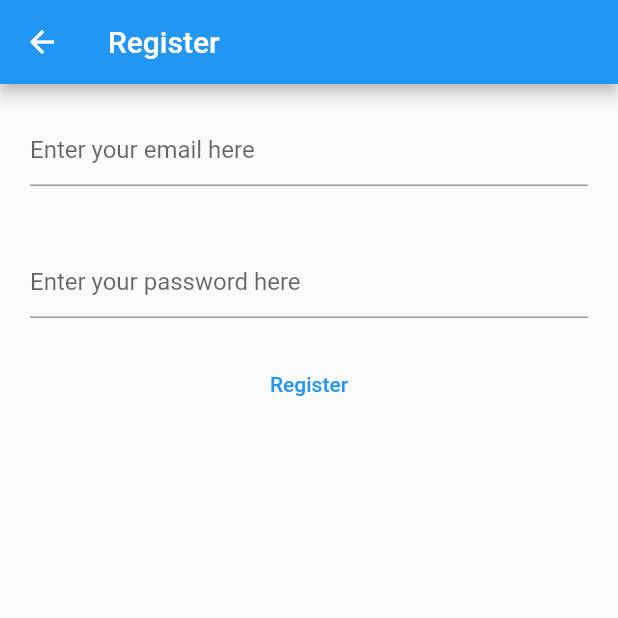
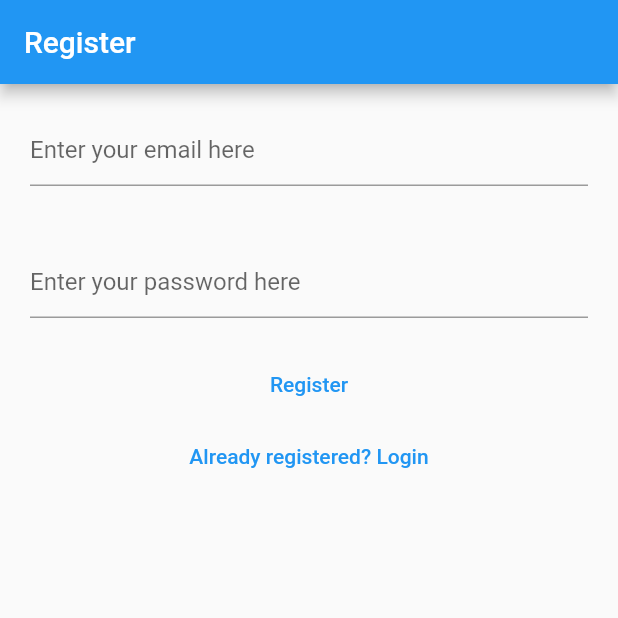
Before and after one commit to HiggsWRX/noteflix, a Flutter app: the RegisterView screen opened directly, on a phone screen of 412 x 824 dp, the top half of it. Run offline on Flutter 3.47's test engine with Material 2 defaults, Android fonts, the phone set to English and light mode, and no system bars; our stand-ins replace firebase_auth, firebase_core; accounts and stored records are empty.

Commit message:
Link login and register views. Extract verify email view

```diff
--- a/lib/views/register_view.dart
+++ b/lib/views/register_view.dart
@@ -1,7 +1,5 @@
 import 'package:firebase_auth/firebase_auth.dart';
-import 'package:firebase_core/firebase_core.dart';
 import 'package:flutter/material.dart';
-import 'package:noteflix/firebase_options.dart';
 
 class RegisterView extends StatefulWidget {
   const RegisterView({Key? key}) : super(key: key);
@@ -32,13 +30,7 @@
   Widget build(BuildContext context) {
     return Scaffold(
       appBar: AppBar(title: const Text('Register')),
-      body: FutureBuilder(
-        future: Firebase.initializeApp(
-            options: DefaultFirebaseOptions.currentPlatform),
-        builder: (BuildContext context, AsyncSnapshot<FirebaseApp> snapshot) {
-          switch (snapshot.connectionState) {
-            case ConnectionState.done:
-              return Column(
+      body: Column(
         children: [
           Padding(
             padding: const EdgeInsets.all(20.0),
@@ -47,8 +39,8 @@
               enableSuggestions: false,
               autocorrect: false,
               keyboardType: TextInputType.emailAddress,
-                      decoration: const InputDecoration(
-                          hintText: 'Enter your email here'),
+              decoration:
+                  const InputDecoration(hintText: 'Enter your email here'),
             ),
           ),
           Padding(
@@ -58,8 +50,8 @@
               obscureText: true,
               enableSuggestions: false,
               autocorrect: false,
-                      decoration: const InputDecoration(
-                          hintText: 'Enter your password here'),
+              decoration:
+                  const InputDecoration(hintText: 'Enter your password here'),
             ),
           ),
           TextButton(
@@ -76,8 +68,7 @@
                     print('The password is too weak.');
                     break;
                   case 'email-already-in-use':
-                              print(
-                                  'The account already exists for that email.');
+                    print('The account already exists for that email.');
                     break;
                   case 'invalid-email':
                     print('The email address is malformed.');
@@ -86,13 +77,16 @@
                 }
               }
             },
-                      child: const Text('Register')),
+            child: const Text('Register'),
+          ),
+          TextButton(
+            onPressed: () {
+              Navigator.of(context)
+                  .pushNamedAndRemoveUntil('/login', (route) => false);
+            },
+            child: const Text('Already registered? Login'),
+          ),
         ],
-              );
-            default:
-              return const Center(child: CircularProgressIndicator());
-          }
-        },
       ),
     );
   }
```
Also changed, not shown: lib/main.dart (+15 -14 lines), lib/views/login_view.dart (+17 -20 lines), lib/views/verify_email_view.dart (added, +30 -0 lines). Lines whose indentation alone changed are shown as unchanged.
